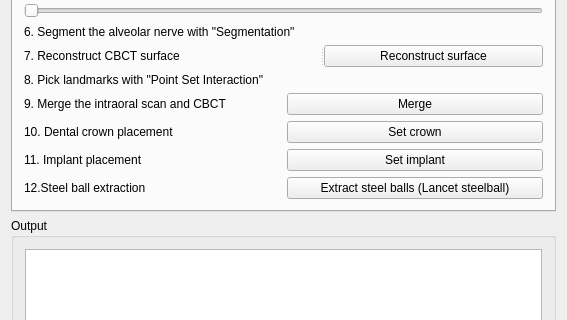
This is Plugins/org.mitk.lancet.dentalaccuracy/src/internal/DentalAccuracyControls.ui in zhaomengxiao/LancetMITK-Adition as Qt 5 draws it before an edit; both pictures show x 0 to 567 and y 218 to 538 of the 567 by 677 pixel window. The edited form follows.
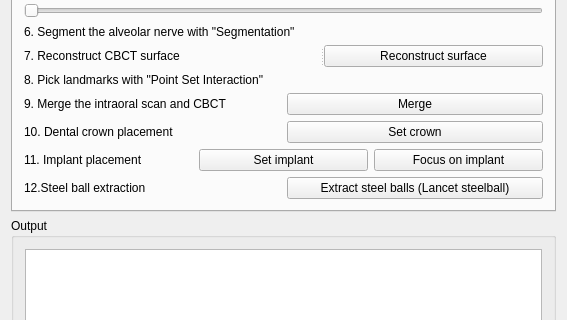
This is the edited form. The open tabs and pages were chosen to show the change. Custom widgets are drawn as their Qt base class.

Commit message: Implant focus mode update

Patch:
```diff
--- a/Plugins/org.mitk.lancet.dentalaccuracy/src/internal/DentalAccuracyControls.ui
+++ b/Plugins/org.mitk.lancet.dentalaccuracy/src/internal/DentalAccuracyControls.ui
@@ -194,6 +194,13 @@
            </property>
           </widget>
          </item>
+         <item>
+          <widget class="QPushButton" name="pushButton_implantFocus">
+           <property name="text">
+            <string>Focus on implant</string>
+           </property>
+          </widget>
+         </item>
         </layout>
        </item>
        <item>
```
Left out of the diff: 2 changed lines with no effect on the pictures. The commit also changes 2 other files.
